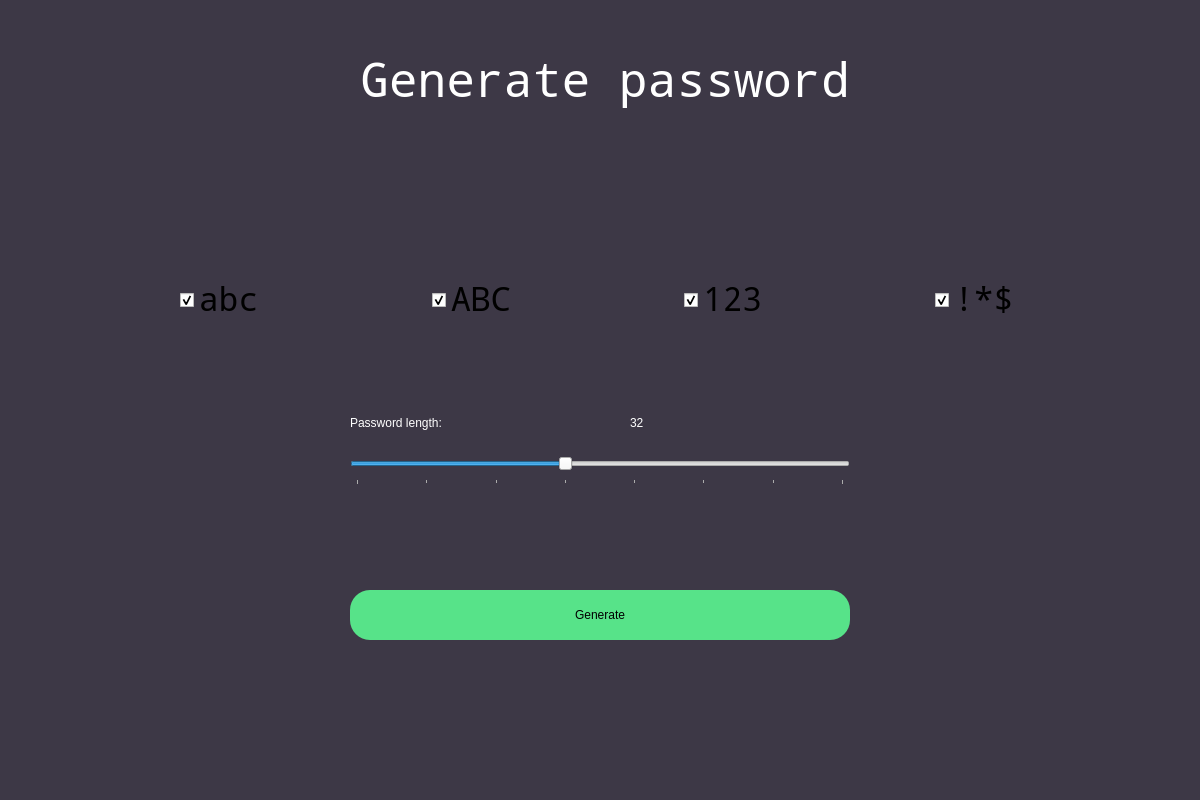
The window that src/uis/passwordGeneratorForm.ui (kubawen10/PasswordManager) describes before a commit, drawn with Qt 5.
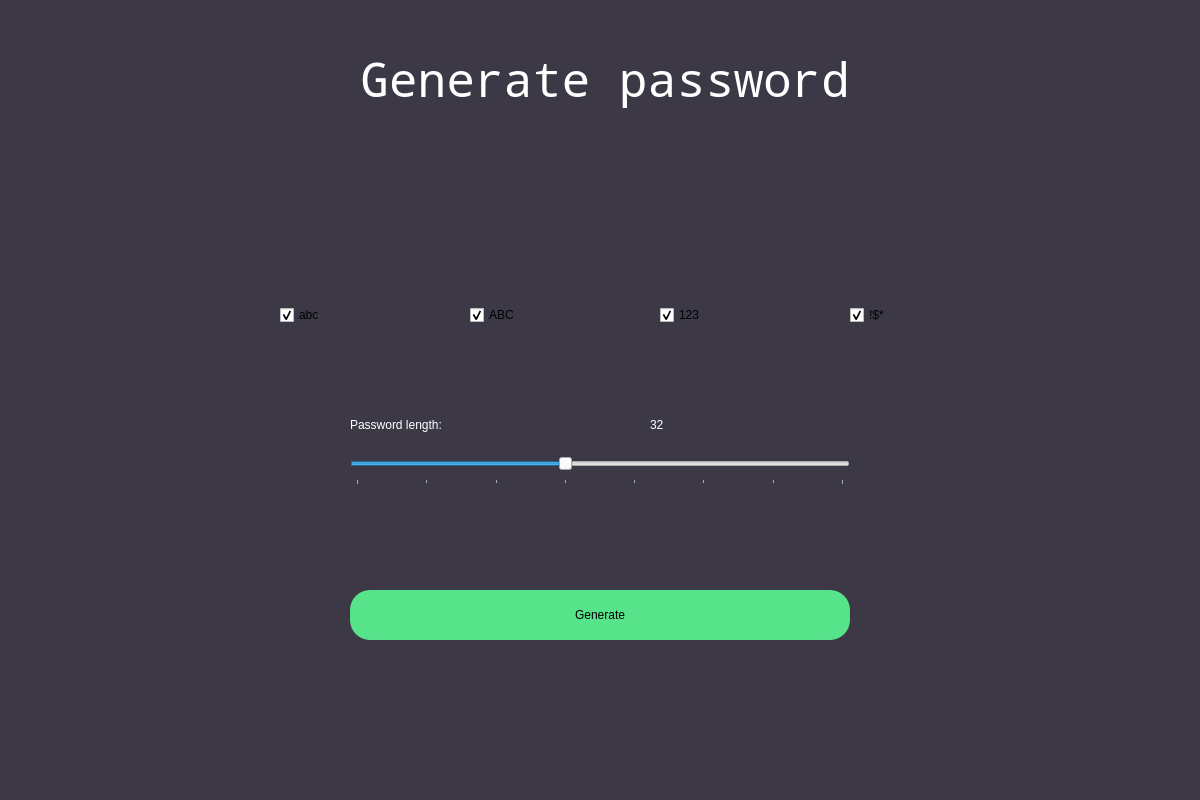
The same window after the commit.

Commit message: ui almost done, add button functionalities

```diff
--- a/src/uis/passwordGeneratorForm.ui
+++ b/src/uis/passwordGeneratorForm.ui
@@ -14,7 +14,29 @@
    <string>Dialog</string>
   </property>
   <property name="styleSheet">
-   <string notr="true"/>
+   <string notr="true">QWidget#bgWidget{
+	background-color: rgb(61, 56, 70);
+}
+
+QLabel {
+	color: rgb(255, 255, 255);
+	font: 20pt &quot;Noto Mono&quot;;
+}
+
+QLabel#dialogName {
+	font: 36pt &quot;Noto Mono&quot;;
+}
+
+
+QPushButton {
+	border-radius: 20px;
+	background-color: rgb(87, 227, 137);
+	font: 14pt &quot;Noto Mono&quot;;
+}
+
+QPushButton:hover{
+	background-color: rgb(46, 194, 126);
+}</string>
   </property>
   <widget class="QWidget" name="bgWidget" native="true">
    <property name="geometry">
@@ -26,8 +48,7 @@
     </rect>
    </property>
    <property name="styleSheet">
-    <string notr="true">QWidget#bgWidget{
-background-color: rgb(61, 56, 70);}
+    <string notr="true">
 
 
 
@@ -66,7 +87,7 @@
      <rect>
       <x>360</x>
       <y>50</y>
-      <width>491</width>
+      <width>500</width>
       <height>61</height>
      </rect>
     </property>
@@ -83,125 +104,6 @@
      <string>Generate password</string>
     </property>
    </widget>
-   <widget class="QWidget" name="horizontalLayoutWidget">
-    <property name="geometry">
-     <rect>
-      <x>180</x>
-      <y>260</y>
-      <width>1001</width>
-      <height>80</height>
-     </rect>
-    </property>
-    <layout class="QHBoxLayout" name="horizontalLayout">
-     <property name="spacing">
-      <number>6</number>
-     </property>
-     <item>
-      <widget class="QCheckBox" name="smallLetters">
-       <property name="font">
-        <font>
-         <family>Noto Mono</family>
-         <pointsize>25</pointsize>
-        </font>
-       </property>
-       <property name="styleSheet">
-        <string notr="true"/>
-       </property>
-       <property name="text">
-        <string>abc</string>
-       </property>
-       <property name="checkable">
-        <bool>true</bool>
-       </property>
-       <property name="checked">
-        <bool>true</bool>
-       </property>
-      </widget>
-     </item>
-     <item>
-      <widget class="QCheckBox" name="capitalLetters">
-       <property name="font">
-        <font>
-         <family>Noto Mono</family>
-         <pointsize>25</pointsize>
-        </font>
-       </property>
-       <property name="text">
-        <string>ABC</string>
-       </property>
-       <property name="checked">
-        <bool>true</bool>
-       </property>
-      </widget>
-     </item>
-     <item>
-      <widget class="QCheckBox" name="digits">
-       <property name="font">
-        <font>
-         <family>Noto Mono</family>
-         <pointsize>25</pointsize>
-        </font>
-       </property>
-       <property name="text">
-        <string>123</string>
-       </property>
-       <property name="checked">
-        <bool>true</bool>
-       </property>
-      </widget>
-     </item>
-     <item>
-      <widget class="QCheckBox" name="specialChars">
-       <property name="font">
-        <font>
-         <family>Noto Mono</family>
-         <pointsize>25</pointsize>
-        </font>
-       </property>
-       <property name="text">
-        <string>!*$</string>
-       </property>
-       <property name="checked">
-        <bool>true</bool>
-       </property>
-      </widget>
-     </item>
-    </layout>
-   </widget>
-   <widget class="QLabel" name="passwordLengthLabel">
-    <property name="geometry">
-     <rect>
-      <x>350</x>
-      <y>400</y>
-      <width>265</width>
-      <height>45</height>
-     </rect>
-    </property>
-    <property name="styleSheet">
-     <string notr="true">color: rgb(255, 255, 255);
-font: 20pt &quot;Noto Mono&quot;;</string>
-    </property>
-    <property name="text">
-     <string>Password length:</string>
-    </property>
-   </widget>
-   <widget class="QLabel" name="passwordLength">
-    <property name="geometry">
-     <rect>
-      <x>630</x>
-      <y>400</y>
-      <width>61</width>
-      <height>45</height>
-     </rect>
-    </property>
-    <property name="styleSheet">
-     <string notr="true">font: 20pt &quot;Noto Mono&quot;;
-color: rgb(255, 255, 255);</string>
-    </property>
-    <property name="text">
-     <string>32</string>
-    </property>
-   </widget>
    <widget class="QPushButton" name="generateButton">
     <property name="geometry">
      <rect>
@@ -237,6 +139,96 @@
      <string/>
     </property>
    </widget>
+   <widget class="QLabel" name="label">
+    <property name="geometry">
+     <rect>
+      <x>350</x>
+      <y>400</y>
+      <width>270</width>
+      <height>50</height>
+     </rect>
+    </property>
+    <property name="text">
+     <string>Password length:</string>
+    </property>
+   </widget>
+   <widget class="QLabel" name="passwordLength">
+    <property name="geometry">
+     <rect>
+      <x>650</x>
+      <y>400</y>
+      <width>100</width>
+      <height>50</height>
+     </rect>
+    </property>
+    <property name="text">
+     <string>32</string>
+    </property>
+   </widget>
+   <widget class="QCheckBox" name="smallLetters">
+    <property name="geometry">
+     <rect>
+      <x>280</x>
+      <y>290</y>
+      <width>120</width>
+      <height>50</height>
+     </rect>
+    </property>
+    <property name="text">
+     <string>abc</string>
+    </property>
+    <property name="checked">
+     <bool>true</bool>
+    </property>
+   </widget>
+   <widget class="QCheckBox" name="capitalLetters">
+    <property name="geometry">
+     <rect>
+      <x>470</x>
+      <y>290</y>
+      <width>120</width>
+      <height>50</height>
+     </rect>
+    </property>
+    <property name="text">
+     <string>ABC</string>
+    </property>
+    <property name="checked">
+     <bool>true</bool>
+    </property>
+   </widget>
+   <widget class="QCheckBox" name="digits">
+    <property name="geometry">
+     <rect>
+      <x>660</x>
+      <y>290</y>
+      <width>120</width>
+      <height>50</height>
+     </rect>
+    </property>
+    <property name="text">
+     <string>123</string>
+    </property>
+    <property name="checked">
+     <bool>true</bool>
+    </property>
+   </widget>
+   <widget class="QCheckBox" name="specialChars">
+    <property name="geometry">
+     <rect>
+      <x>850</x>
+      <y>290</y>
+      <width>120</width>
+      <height>50</height>
+     </rect>
+    </property>
+    <property name="text">
+     <string>!$*</string>
+    </property>
+    <property name="checked">
+     <bool>true</bool>
+    </property>
+   </widget>
   </widget>
  </widget>
  <resources>
```
Left out of the diff: 17 changed lines with no effect on the pictures. The commit also changes 15 other files.
